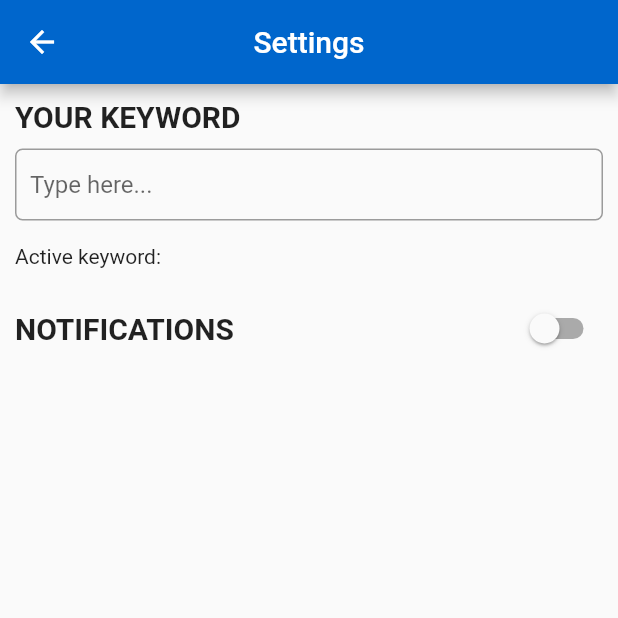
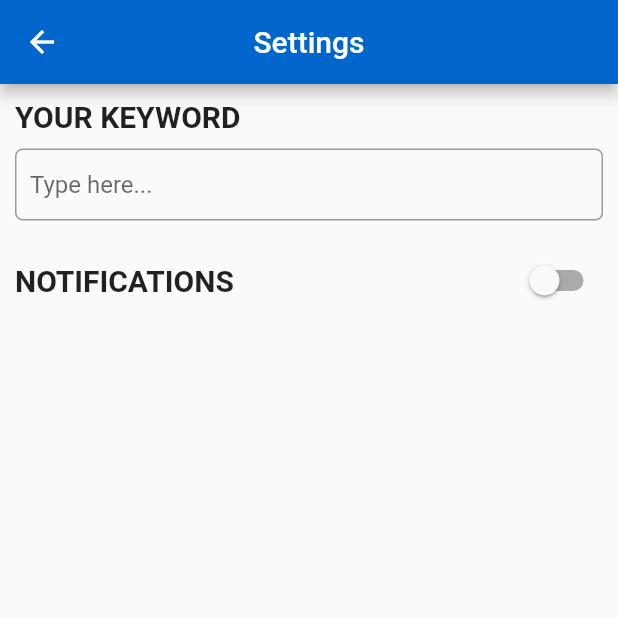
Before and after one commit to manuelbosi/rss-reader, a Flutter app: the Settings screen opened directly, on a phone screen of 412 x 824 dp, the top half of it. Run offline on Flutter 3.47's test engine with Material 2 defaults, Android fonts, the phone set to English and light mode, and no system bars; our stand-ins replace flutter_local_notifications, shared_preferences; missing offline and left inert: webfeed, workmanager; accounts and stored records are empty; network calls fail.

Commit message:
show current keyword if is not empty

```diff
--- a/lib/pages/settings_page.dart
+++ b/lib/pages/settings_page.dart
@@ -60,12 +60,7 @@ class _SettingsState extends State<Settings> {
             const SizedBox(
               height: 16,
             ),
-            Row(
-              children: [Text("Active keyword: ${_keywordController.text}")],
-            ),
-            const SizedBox(
-              height: 16,
-            ),
+            showActiveKeywordLabel(),
             Row(
               children: [
                 const Text(
@@ -121,4 +116,19 @@ class _SettingsState extends State<Settings> {
       enableNotifications = notificationsPref;
     });
   }
+
+  Widget showActiveKeywordLabel() {
+    return _keywordController.text.isNotEmpty
+        ? Column(
+            children: [
+              Row(
+                children: [Text("Active keyword: ${_keywordController.text}")],
+              ),
+              const SizedBox(
+                height: 16,
+              ),
+            ],
+          )
+        : Row();
+  }
 }
```
